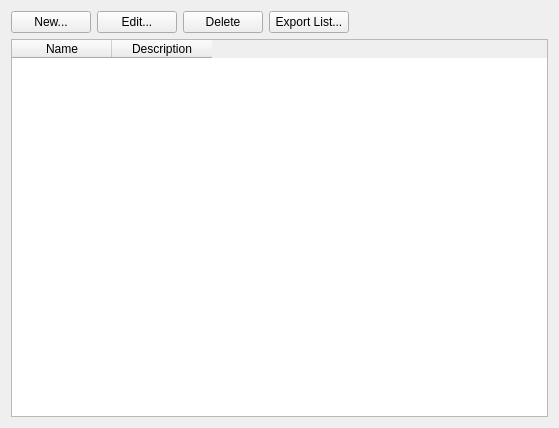
Before: the Qt Designer form Widgets/WdgLines.ui in ma7t3/ScheduleMaster, drawn with Qt 5.
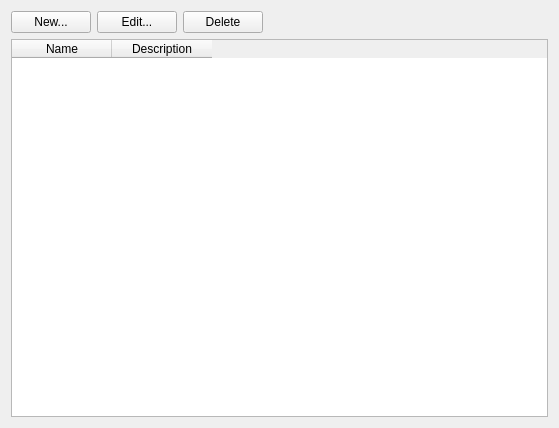
After: the same form once the commit is applied.

Patch:
```diff
--- a/Widgets/WdgLines.ui
+++ b/Widgets/WdgLines.ui
@@ -37,13 +37,6 @@
        </property>
       </widget>
      </item>
-     <item>
-      <widget class="QPushButton" name="pbExportList">
-       <property name="text">
-        <string>Export List...</string>
-       </property>
-      </widget>
-     </item>
      <item>
       <spacer name="horizontalSpacer_4">
        <property name="orientation">
```
